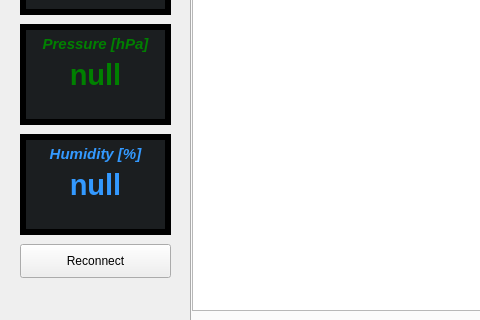
Old version of the form Desktop_App/src/desktop_app.ui in the repository Bl0tniaQus/IIOT2_StacjaPogodowaOnline; both pictures show x 0 to 480 and y 136 to 456 of the 1042 by 456 pixel window.
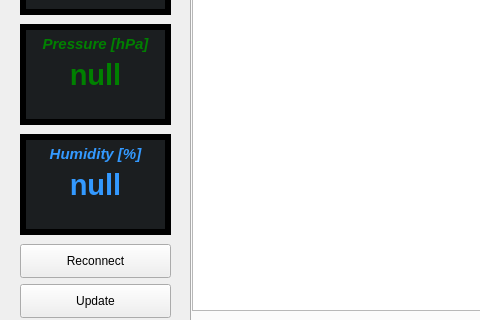
New version of the form. Custom widgets are drawn as their Qt base class.

Commit message: zmieniono:       Desktop_App/CMakeLists.txt 	zmieniono:       Desktop_App/src/desktop_app.cpp 	zmieniono:       Desktop_App/src/desktop_app.h 	zmieniono:       Desktop_App/src/desktop_app.ui 	zmieniono:       Desktop_App/src/main.cpp 	zmieniono:       Desktop_App/src/mqtt_controller.cpp 	zmieniono:       Desktop_App/src/mqtt_controller.h 	nowy plik:       Desktop_App/src/publisher.cpp 	nowy plik:       Desktop_App/src/publisher.h 	nowy plik:       Desktop_App/src/subscriber.cpp 	nowy plik:       Desktop_App/src/subscriber.h

```diff
--- a/Desktop_App/src/desktop_app.ui
+++ b/Desktop_App/src/desktop_app.ui
@@ -457,6 +457,19 @@
      <string>Reconnect</string>
     </property>
    </widget>
+   <widget class="QPushButton" name="updateButton">
+    <property name="geometry">
+     <rect>
+      <x>20</x>
+      <y>420</y>
+      <width>151</width>
+      <height>34</height>
+     </rect>
+    </property>
+    <property name="text">
+     <string>Update</string>
+    </property>
+   </widget>
   </widget>
  </widget>
  <customwidgets>
```
The commit also changes 10 other files.
